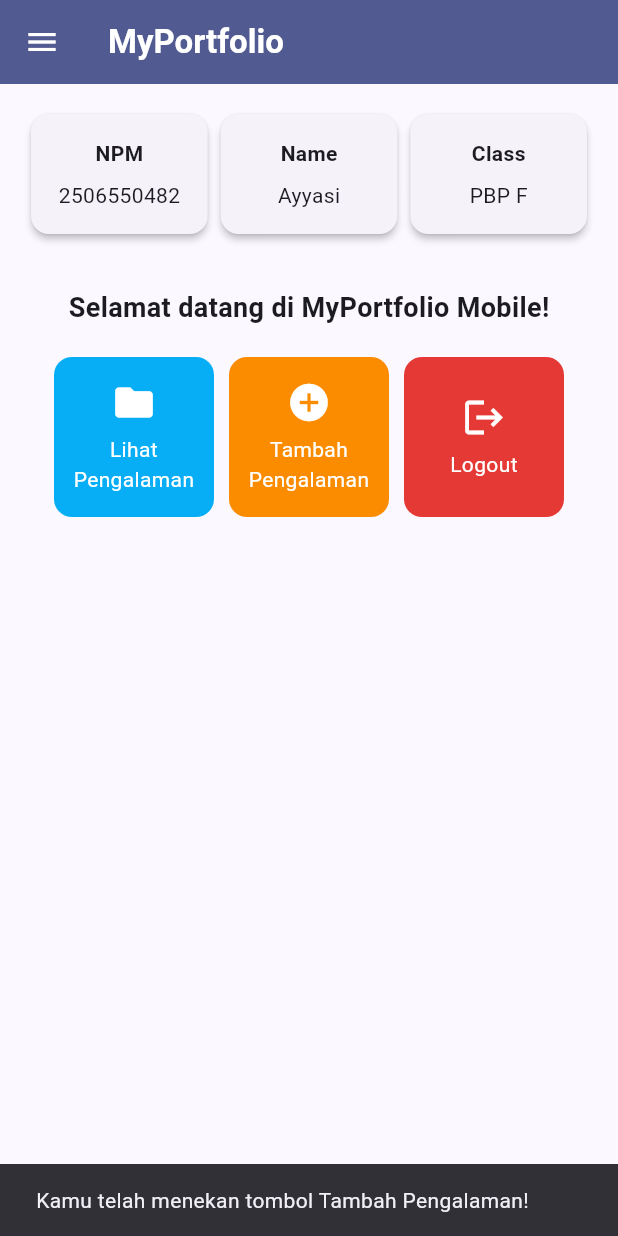
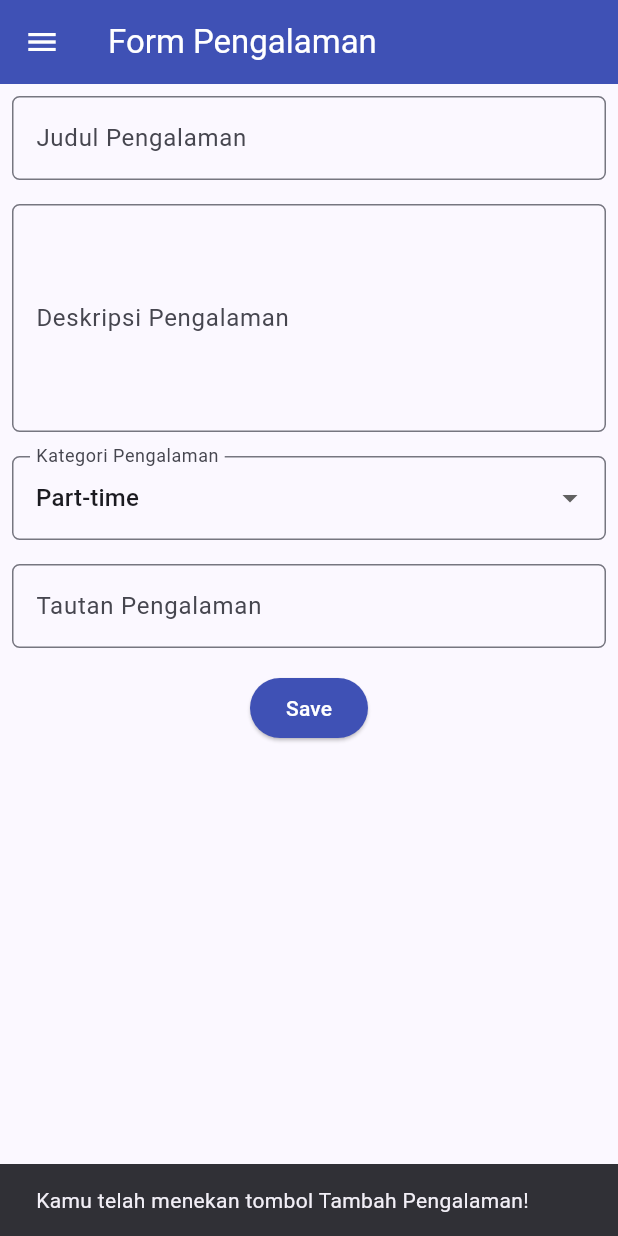
Before and after one commit to Asepgunawan112/myportofolio_mobile, a Flutter app: the LeftDrawer widget shown alone on an empty page, opened directly, after a tap on "Home", after a tap on "Tambah Pengalaman", on a phone screen of 412 x 824 dp. Run offline on Flutter 3.47's test engine with Material 3 defaults, Android fonts, the phone set to English and light mode, and no system bars.

Commit message:
feat: adding experience_form and refactoring file

```diff
--- a/lib/main.dart
+++ b/lib/main.dart
@@ -1,5 +1,6 @@
 import 'package:flutter/material.dart';
-import 'package:myportofolio_mobile/menu.dart';
+import 'package:myportofolio_mobile/screens/menu.dart';
+import 'package:myportofolio_mobile/widgets/left_drawer.dart';
 
 void main() {
   runApp(const MyApp());
@@ -36,6 +37,7 @@ class MyApp extends StatelessWidget {
         useMaterial3: true,
       ),
       home: MyHomePage(),
+
     );
   }
 }
--- /dev/null
+++ b/lib/screens/experience_form.dart
@@ -0,0 +1,186 @@
+import 'package:flutter/material.dart';
+import 'package:myportofolio_mobile/widgets/left_drawer.dart';
+
+class ExperienceFormPage extends StatefulWidget {
+  const ExperienceFormPage({super.key});
+
+  @override
+  State<ExperienceFormPage> createState() => _experienceFormPageState();
+}
+
+class _experienceFormPageState extends State<ExperienceFormPage> {
+  final _formKey = GlobalKey<FormState>();
+
+  String _experienceTitle = "";
+  String _description = "";
+  String _category = "Part-time";
+  String _experienceLink = "";
+
+  final List<String> _categories = ["Part-time", "Full-time", "Other"];
+
+  @override
+  Widget build(BuildContext context) {
+    return Scaffold(
+      appBar: AppBar(
+        title: const Text("Form Pengalaman"),
+        backgroundColor: Colors.indigo,
+        foregroundColor: Colors.white,
+      ),
+      drawer: LeftDrawer(),
+      body: Form(
+        key: _formKey,
+        child: SingleChildScrollView(
+          child: Column(
+            crossAxisAlignment: CrossAxisAlignment.start,
+            children: [
+              Padding(
+                padding: const EdgeInsets.all(8.0),
+                child: TextFormField(
+                  decoration: InputDecoration(
+                    hintText: "Judul Pengalaman",
+                    labelText: "Judul Pengalaman",
+                    border: OutlineInputBorder(
+                      borderRadius: BorderRadius.circular(5.0),
+                    ),
+                  ),
+                  onChanged: (String? value) {
+                    setState(() {
+                      _experienceTitle = value!;
+                    });
+                  },
+                  validator: (value) {
+                    if (value == null || value.trim().isEmpty) {
+                      return "Judul Pengalaman tidak boleh kosong!";
+                    }
+                    return null;
+                  },
+                ),
+              ),
+              Padding(
+                padding: const EdgeInsets.all(8.0),
+                child: TextFormField(
+                  maxLines: 5,
+                  decoration: InputDecoration(
+                    hintText: "Deskripsi Pengalaman",
+                    labelText: "Deskripsi Pengalaman",
+                    border: OutlineInputBorder(
+                      borderRadius: BorderRadius.circular(5.0),
+                    ),
+                  ),
+                  onChanged: (value) {
+                    setState(() {
+                      _description = value;
+                    });
+                  },
+                  validator: (value) {
+                    if (value == null || value.trim().isEmpty) {
+                      return "Deskripsi Pengalaman tidak boleh kosong!";
+                    }
+                    return null;
+                  },
+                ),
+              ),
+              Padding(
+                padding: const EdgeInsets.all(8.0),
+                child: DropdownButtonFormField<String>(
+                  initialValue: _category,
+                  decoration: InputDecoration(
+                    labelText: "Kategori Pengalaman",
+                    border: OutlineInputBorder(
+                      borderRadius: BorderRadius.circular(5.0),
+                    ),
+                  ),
+                  items: _categories
+                      .map(
+                        (category) => DropdownMenuItem(
+                          value: category,
+                          child: Text(category),
+                        ),
+                      )
+                      .toList(),
+                  onChanged: (value) {
+                    if (value != null) {
+                      setState(() {
+                        _category = value;
+                      });
+                    }
+                  },
+                ),
+              ),
+
+              //=== Experience Link ===
+              Padding(
+                padding: const EdgeInsets.all(8.0),
+                child: TextFormField(
+                  keyboardType: TextInputType.url,
+                  decoration: InputDecoration(
+                    hintText: "URL Pengalaman (opsional)",
+                    labelText: "Tautan Pengalaman",
+                    border: OutlineInputBorder(
+                      borderRadius: BorderRadius.circular(5.0),
+                    ),
+                  ),
+                  onChanged: (String? value) {
+                    setState(() {
+                      _experienceLink = value!;
+                    });
+                  },
+                ),
+              ),
+              // === Tombol Simpan ===
+              Align(
+                alignment: Alignment.bottomCenter,
+                child: Padding(
+                  padding: const EdgeInsets.all(8.0),
+                  child: ElevatedButton(
+                    style: ButtonStyle(
+                      backgroundColor: WidgetStateProperty.all(Colors.indigo),
+                    ),
+                    onPressed: () {
+                      if (_formKey.currentState!.validate()) {
+                        showDialog(
+                          context: context,
+                          builder: (context) {
+                            return AlertDialog(
+                              title: const Text(
+                                'Pengalaman berhasil ditambahkan!',
+                              ),
+                              content: SingleChildScrollView(
+                                child: ListBody(
+                                  children: [
+                                    Text('Judul Pengalaman: $_experienceTitle'),
+                                    Text('Deskripsi: $_description'),
+                                    Text('Kategori: $_category'),
+                                    Text('Tautan Pengalaman: $_experienceLink'),
+                                  ],
+                                ),
+                              ),
+
+                              actions: [
+                                TextButton(
+                                  child: const Text('OK'),
+                                  onPressed: () {
+                                    Navigator.pop(context);
+                                    _formKey.currentState!.reset();
+                                  },
+                                ),
+                              ],
+                            );
+                          },
+                        );
+                      }
+                    },
+                    child: const Text(
+                      "Save",
+                      style: TextStyle(color: Colors.white),
+                    ),
+                  ),
+                ),
+              ),
+            ],
+          ),
+        ),
+      ),
+    );
+  }
+}
--- a/lib/menu.dart
+++ b/lib/screens/menu.dart
@@ -1,5 +1,7 @@
 import 'package:flutter/material.dart';
 import 'package:myportofolio_mobile/widgets/left_drawer.dart';
+import 'package:myportofolio_mobile/screens/experience_form.dart';
+import 'package:myportofolio_mobile/widgets/project_card.dart';
 
 class MyHomePage extends StatelessWidget {
   MyHomePage({super.key});
@@ -123,48 +125,3 @@ class InfoCard extends StatelessWidget {
     );
   }
 }
-
-class ItemCard extends StatelessWidget {
-  final ItemHomepage item;
-
-  const ItemCard(this.item, {super.key});
-
-  @override
-  Widget build(BuildContext context) {
-    return Material(
-      // Menggunakan warna sekunder dari skema tema aplikasi.
-      color: item.color,
-      borderRadius: BorderRadius.circular(12),
-      child: InkWell(
-        // Aksi ketika kartu ditekan oleh pengguna.
-        onTap: () {
-          // Menampilkan SnackBar dengan pesan interaktif.
-          ScaffoldMessenger.of(context)
-            ..hideCurrentSnackBar()
-            ..showSnackBar(
-              SnackBar(
-                content: Text("Kamu telah menekan tombol ${item.name}!"),
-              ),
-            );
-        },
-        child: Container(
-          padding: const EdgeInsets.all(8),
-          child: Center(
-            child: Column(
-              mainAxisAlignment: MainAxisAlignment.center,
-              children: [
-                Icon(item.icon, color: Colors.white, size: 30.0),
-                const Padding(padding: EdgeInsets.all(3)),
-                Text(
-                  item.name,
-                  textAlign: TextAlign.center,
-                  style: const TextStyle(color: Colors.white),
-                ),
-              ],
-            ),
-          ),
-        ),
-      ),
-    );
-  }
-}
--- /dev/null
+++ b/lib/widgets/project_card.dart
@@ -0,0 +1,56 @@
+import 'package:flutter/material.dart';
+import 'package:myportofolio_mobile/screens/experience_form.dart';
+import 'package:myportofolio_mobile/screens/menu.dart';
+
+class ItemCard extends StatelessWidget {
+  final ItemHomepage item;
+
+  const ItemCard(this.item, {super.key});
+
+  @override
+  Widget build(BuildContext context) {
+    return Material(
+      // Menggunakan warna sekunder dari skema tema aplikasi.
+      color: item.color,
+      borderRadius: BorderRadius.circular(12),
+      child: InkWell(
+        // Aksi ketika kartu ditekan oleh pengguna.
+        onTap: () {
+          // Menampilkan SnackBar dengan pesan interaktif.
+          ScaffoldMessenger.of(context)
+            ..hideCurrentSnackBar()
+            ..showSnackBar(
+              SnackBar(
+                content: Text("Kamu telah menekan tombol ${item.name}!"),
+              ),
+            );
+          if (item.name == "Tambah Pengalaman") {
+            Navigator.push(
+              context,
+              MaterialPageRoute(
+                builder: (context) => const ExperienceFormPage(),
+              ),
+            );
+          }
+        },
+        child: Container(
+          padding: const EdgeInsets.all(8),
+          child: Center(
+            child: Column(
+              mainAxisAlignment: MainAxisAlignment.center,
+              children: [
+                Icon(item.icon, color: Colors.white, size: 30.0),
+                const Padding(padding: EdgeInsets.all(3)),
+                Text(
+                  item.name,
+                  textAlign: TextAlign.center,
+                  style: const TextStyle(color: Colors.white),
+                ),
+              ],
+            ),
+          ),
+        ),
+      ),
+    );
+  }
+}
```
Also changed, not shown: lib/widgets/left_drawer.dart (+9 -7 lines).
